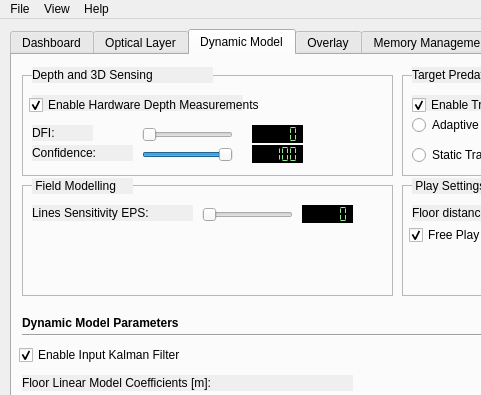
Qt form TrackerRT_UI/mainwindow.ui (hvictor/Release) before a commit; both pictures show x 0 to 481 and y 0 to 395 of the 986 by 567 pixel window.
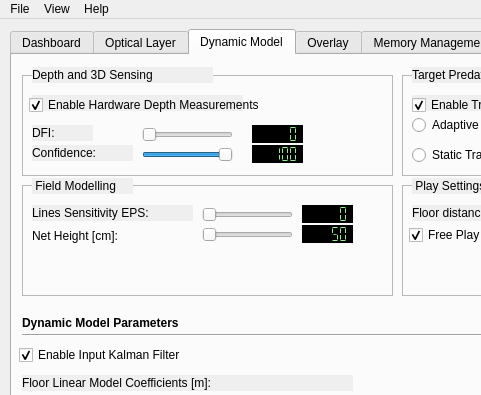
The same form after that commit. Custom widgets are drawn as their Qt base class.

```diff
--- a/TrackerRT_UI/mainwindow.ui
+++ b/TrackerRT_UI/mainwindow.ui
@@ -2248,6 +2248,60 @@
            <string>Lines Sensitivity EPS:</string>
           </property>
          </widget>
+         <widget class="QLabel" name="label_74">
+          <property name="geometry">
+           <rect>
+            <x>10</x>
+            <y>40</y>
+            <width>151</width>
+            <height>21</height>
+           </rect>
+          </property>
+          <property name="text">
+           <string>Net Height [cm]:</string>
+          </property>
+         </widget>
+         <widget class="QSlider" name="sliderNetHeight">
+          <property name="geometry">
+           <rect>
+            <x>180</x>
+            <y>40</y>
+            <width>91</width>
+            <height>19</height>
+           </rect>
+          </property>
+          <property name="minimum">
+           <number>50</number>
+          </property>
+          <property name="maximum">
+           <number>200</number>
+          </property>
+          <property name="orientation">
+           <enum>Qt::Horizontal</enum>
+          </property>
+         </widget>
+         <widget class="QLCDNumber" name="lcdNetHeight">
+          <property name="enabled">
+           <bool>true</bool>
+          </property>
+          <property name="geometry">
+           <rect>
+            <x>280</x>
+            <y>40</y>
+            <width>51</width>
+            <height>18</height>
+           </rect>
+          </property>
+          <property name="styleSheet">
+           <string notr="true">background-color: black; color: lightgreen;</string>
+          </property>
+          <property name="segmentStyle">
+           <enum>QLCDNumber::Flat</enum>
+          </property>
+          <property name="intValue" stdset="0">
+           <number>50</number>
+          </property>
+         </widget>
         </widget>
         <widget class="QLabel" name="label_57">
          <property name="geometry">
```
Left out of the diff: 18 changed lines with no effect on the pictures.
